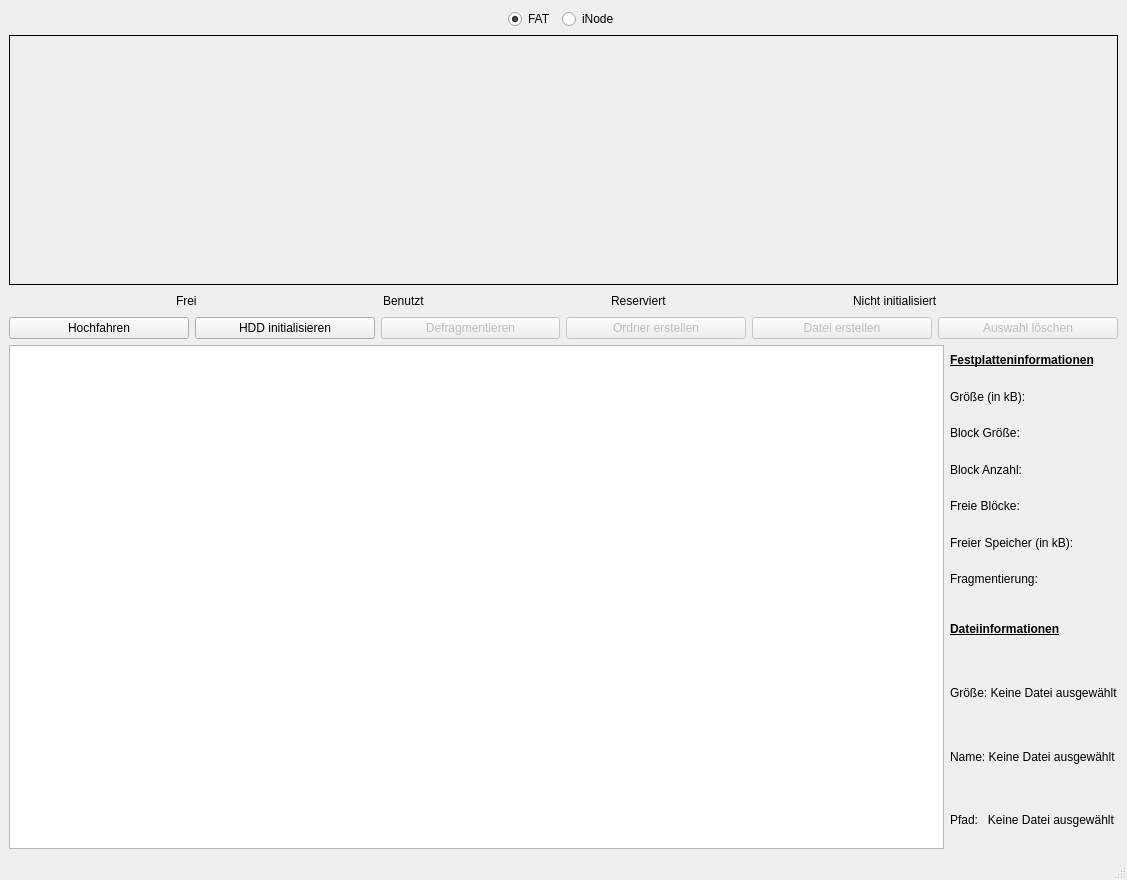
Qt form mainwindow.ui (Sil-Rei/AbstractFileSystemGit) before a commit.
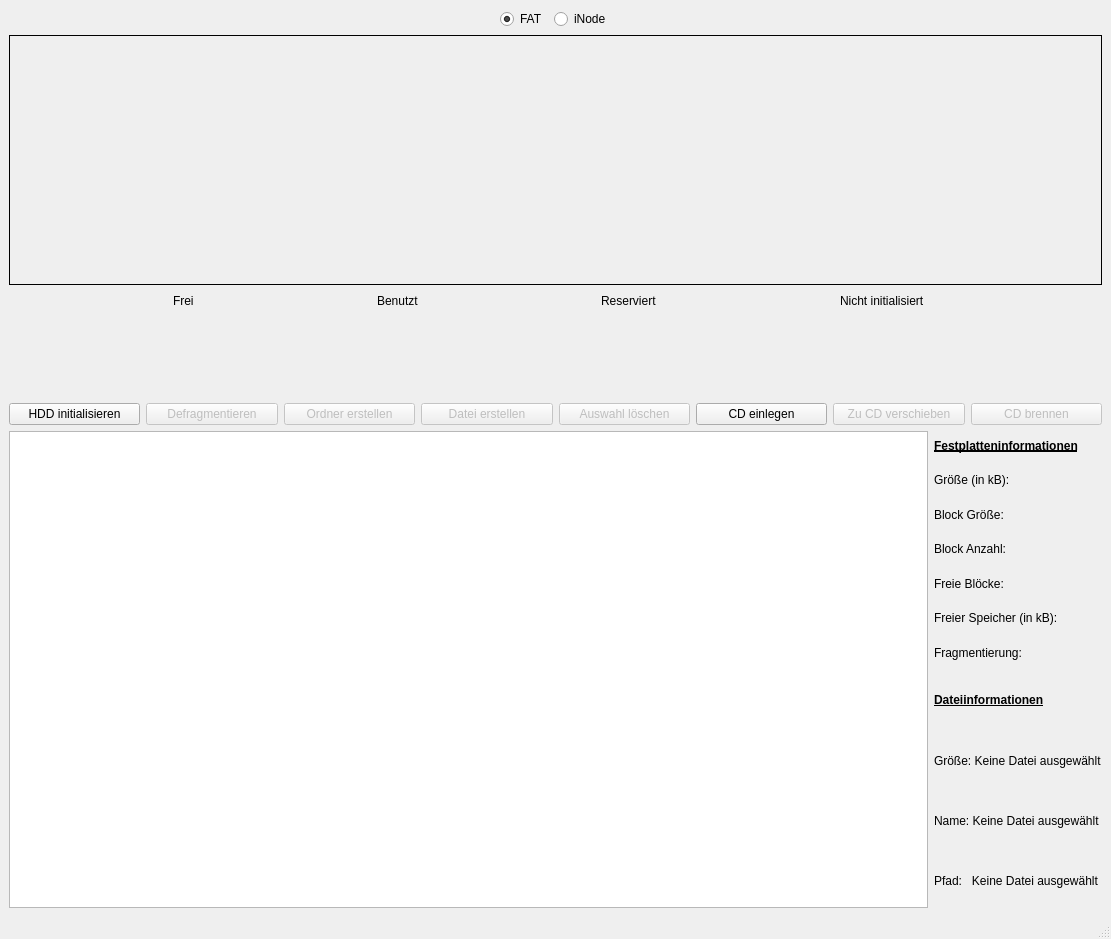
The same form after that commit.

The edit to the form file:
```diff
--- a/mainwindow.ui
+++ b/mainwindow.ui
@@ -6,8 +6,8 @@
    <rect>
     <x>0</x>
     <y>0</y>
-    <width>1127</width>
-    <height>880</height>
+    <width>1111</width>
+    <height>939</height>
    </rect>
   </property>
   <property name="minimumSize">
@@ -219,18 +219,27 @@
       </item>
      </layout>
     </item>
+    <item>
+     <widget class="QLabel" name="CDGraphicInfoLabel">
+      <property name="enabled">
+       <bool>true</bool>
+      </property>
+      <property name="minimumSize">
+       <size>
+        <width>0</width>
+        <height>80</height>
+       </size>
+      </property>
+      <property name="frameShape">
+       <enum>QFrame::NoFrame</enum>
+      </property>
+      <property name="text">
+       <string/>
+      </property>
+     </widget>
+    </item>
     <item>
      <layout class="QHBoxLayout" name="horizontalLayout_4">
-      <item>
-       <widget class="QPushButton" name="startUpButton">
-        <property name="text">
-         <string>Hochfahren</string>
-        </property>
-        <attribute name="buttonGroup">
-         <string notr="true">buttonGroup</string>
-        </attribute>
-       </widget>
-      </item>
       <item>
        <widget class="QPushButton" name="reinitializeHDDButton">
         <property name="text">
@@ -293,6 +302,36 @@
         </attribute>
        </widget>
       </item>
+      <item>
+       <widget class="QPushButton" name="insertEjectCDButton">
+        <property name="text">
+         <string>CD einlegen</string>
+        </property>
+        <attribute name="buttonGroup">
+         <string notr="true">buttonGroup</string>
+        </attribute>
+       </widget>
+      </item>
+      <item>
+       <widget class="QPushButton" name="moveToCDButton">
+        <property name="enabled">
+         <bool>false</bool>
+        </property>
+        <property name="text">
+         <string>Zu CD verschieben</string>
+        </property>
+       </widget>
+      </item>
+      <item>
+       <widget class="QPushButton" name="burnCDButton">
+        <property name="enabled">
+         <bool>false</bool>
+        </property>
+        <property name="text">
+         <string>CD brennen</string>
+        </property>
+       </widget>
+      </item>
      </layout>
     </item>
     <item>
```
Left out of the diff: 2 changed lines with no effect on the pictures.
